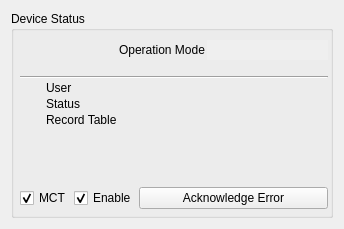
Old version of the form source/plugin/t4/controllerstatus.ui in the repository ww4u/mct-t4.
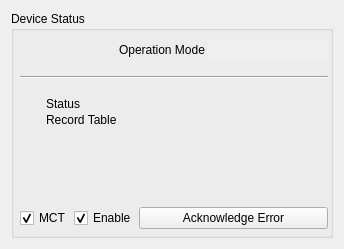
New version of the form. Icons and pictures are not drawn. Custom widgets are drawn as their Qt base class.

```diff
--- a/source/plugin/t4/controllerstatus.ui
+++ b/source/plugin/t4/controllerstatus.ui
@@ -10,7 +10,7 @@
     <x>0</x>
     <y>0</y>
     <width>344</width>
-    <height>229</height>
+    <height>249</height>
    </rect>
   </property>
   <property name="windowTitle">
@@ -161,7 +161,7 @@
          <string>User role</string>
         </property>
         <property name="text">
-         <string>User</string>
+         <string/>
         </property>
        </widget>
       </item>
```
